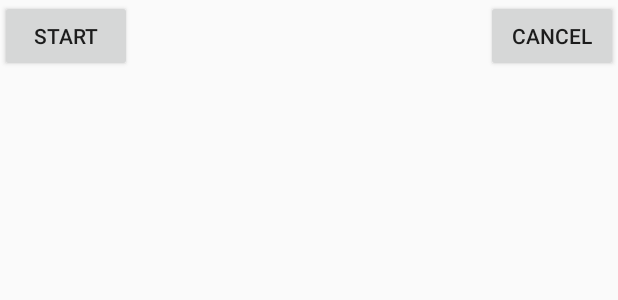
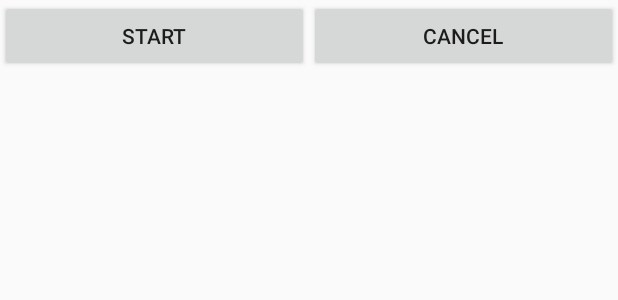
Before and after one commit to AcademyTLV/fundamentals-exercise-4, an Android app: the layout handler_activity_layout.xml on its own in the app's theme, with its tools: preview values and no code run, on a phone screen of 412 x 824 dp. Shown: the top 300 px of the screen. Run offline under Robolectric (Android 15) with nearby library versions, the phone set to English and light mode, and no system bars.

Commit message:
code arrangement

```diff
--- a/app/src/main/java/tlv/academy/android/fundamentals_exercise_4/activities/HandlerActivity.java
+++ b/app/src/main/java/tlv/academy/android/fundamentals_exercise_4/activities/HandlerActivity.java
@@ -18,9 +18,9 @@ public class HandlerActivity extends AppCompatActivity implements View.OnClickLi
     public static final int END_COLOR = Color.WHITE;
     private static final String CURRENT_COLOR_KEY = "current_key";
 
-    MySimpleAsyncTask mColorChangingTask;
-    View mRootView;
-    int currentColor;
+    private MySimpleAsyncTask mColorChangingTask;
+    private View mRootView;
+    private int currentColor;
 
     @Override
     protected void onCreate(@Nullable Bundle savedInstanceState) {
--- a/app/src/main/res/layout/handler_activity_layout.xml
+++ b/app/src/main/res/layout/handler_activity_layout.xml
@@ -1,26 +1,30 @@
 <?xml version="1.0" encoding="utf-8"?>
 <RelativeLayout xmlns:android="http://schemas.android.com/apk/res/android"
+                android:id="@+id/root"
                 android:layout_width="match_parent"
                 android:layout_height="match_parent"
-    android:id="@+id/root"
     >
+
+    <LinearLayout
+        android:layout_width="match_parent"
+        android:layout_height="wrap_content"
+        android:orientation="horizontal">
 
         <Button
             android:id="@+id/btnStartTask"
             android:layout_width="wrap_content"
             android:layout_height="wrap_content"
-      android:layout_alignParentStart="true"
-      android:layout_alignParentTop="true"
-      android:text="Start"
+            android:layout_weight="1"
+            android:text="@string/btn_start"
             />
 
         <Button
             android:id="@+id/btnEndTask"
             android:layout_width="wrap_content"
             android:layout_height="wrap_content"
-      android:layout_alignParentEnd="true"
-      android:layout_alignParentTop="true"
-      android:text="cancel"
+            android:layout_weight="1"
+            android:text="@string/btn_cancel"
             />
+    </LinearLayout>
 
 </RelativeLayout>
```
Lines whose indentation alone changed are shown as unchanged.
